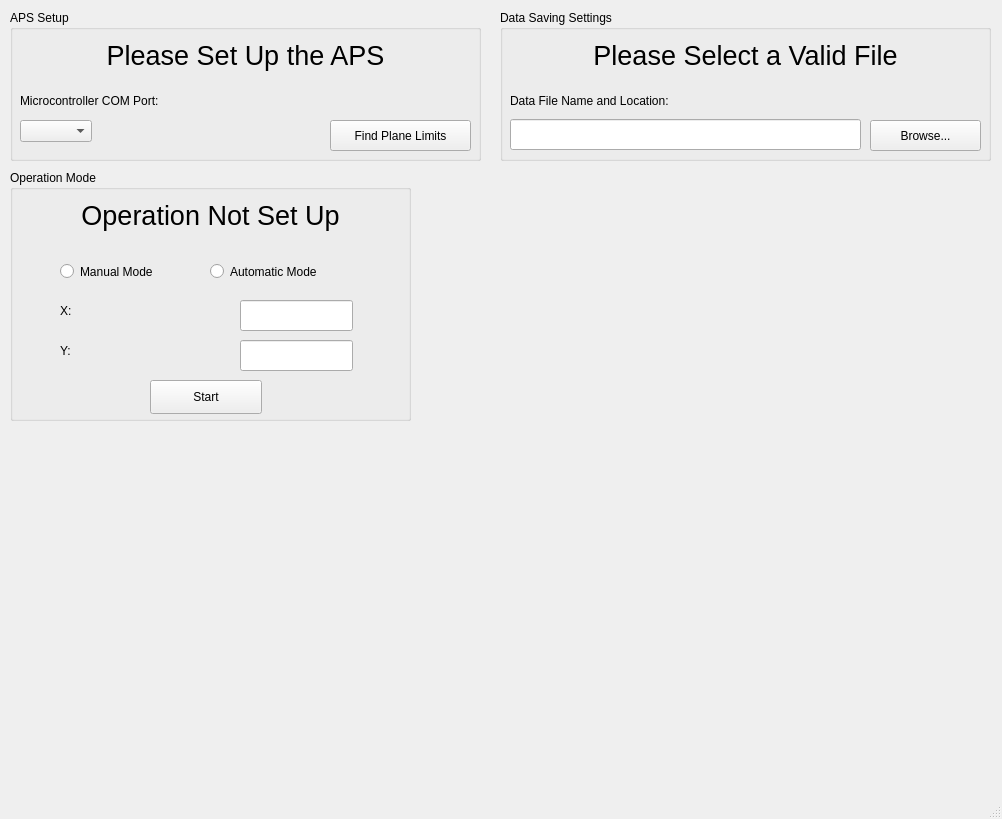
Before: the Qt Designer form APS.ui in TeamAPS/APS, drawn with Qt 5.
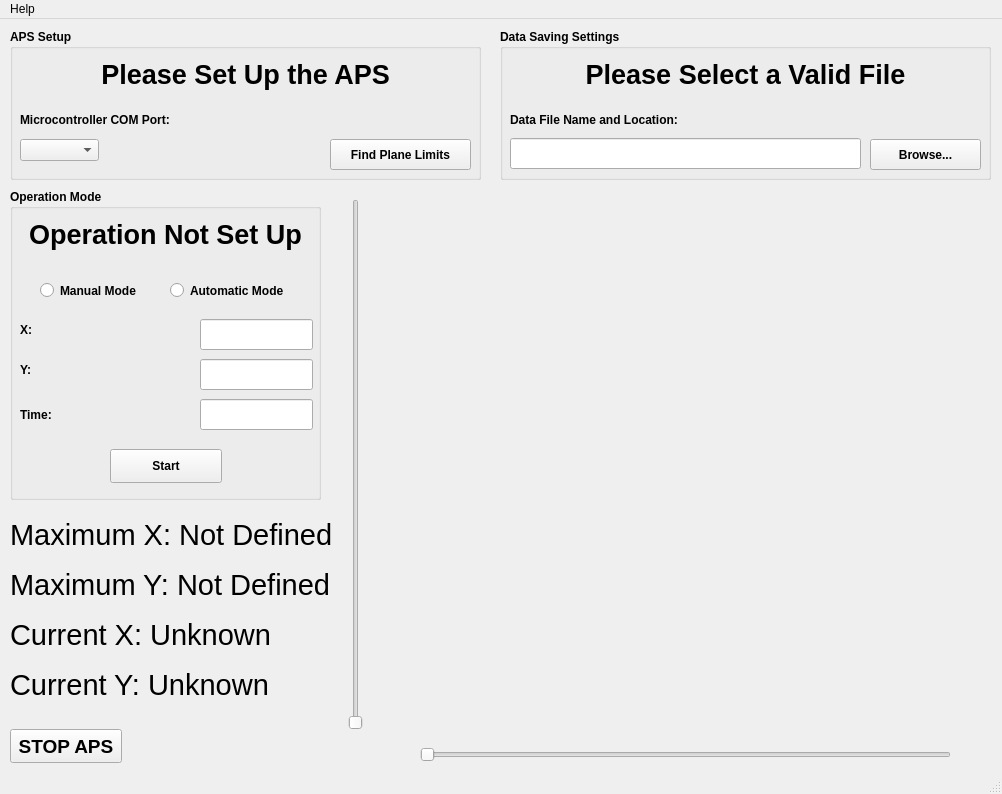
After: the same form once the commit is applied. Icons and pictures are not drawn.

Commit message: Finished up the GUI and coded in the switches

What changed in the file:
```diff
--- a/APS.ui
+++ b/APS.ui
@@ -7,7 +7,7 @@
     <x>0</x>
     <y>0</y>
     <width>1002</width>
-    <height>819</height>
+    <height>794</height>
    </rect>
   </property>
   <property name="windowTitle">
@@ -27,6 +27,12 @@
       <height>151</height>
      </rect>
     </property>
+    <property name="font">
+     <font>
+      <weight>75</weight>
+      <bold>true</bold>
+     </font>
+    </property>
     <property name="title">
      <string>APS Setup</string>
     </property>
@@ -35,8 +41,8 @@
       <rect>
        <x>10</x>
        <y>110</y>
-       <width>92</width>
-       <height>25</height>
+       <width>85</width>
+       <height>20</height>
       </rect>
      </property>
      <property name="minimumSize">
@@ -112,6 +118,12 @@
       <height>151</height>
      </rect>
     </property>
+    <property name="font">
+     <font>
+      <weight>75</weight>
+      <bold>true</bold>
+     </font>
+    </property>
     <property name="title">
      <string>Data Saving Settings</string>
     </property>
@@ -178,19 +190,25 @@
      <rect>
       <x>10</x>
       <y>170</y>
-      <width>401</width>
-      <height>251</height>
+      <width>311</width>
+      <height>311</height>
      </rect>
     </property>
+    <property name="font">
+     <font>
+      <weight>75</weight>
+      <bold>true</bold>
+     </font>
+    </property>
     <property name="title">
      <string>Operation Mode</string>
     </property>
     <widget class="QRadioButton" name="manualModeRadio">
      <property name="geometry">
       <rect>
-       <x>50</x>
+       <x>30</x>
        <y>90</y>
-       <width>131</width>
+       <width>121</width>
        <height>23</height>
       </rect>
      </property>
@@ -201,9 +219,9 @@
     <widget class="QRadioButton" name="autoModeRadio">
      <property name="geometry">
       <rect>
-       <x>200</x>
+       <x>160</x>
        <y>90</y>
-       <width>151</width>
+       <width>131</width>
        <height>23</height>
       </rect>
      </property>
@@ -216,7 +234,7 @@
       <rect>
        <x>10</x>
        <y>20</y>
-       <width>381</width>
+       <width>291</width>
        <height>51</height>
       </rect>
      </property>
@@ -235,7 +253,7 @@
     <widget class="QLabel" name="xOperationLabel">
      <property name="geometry">
       <rect>
-       <x>50</x>
+       <x>10</x>
        <y>130</y>
        <width>171</width>
        <height>21</height>
@@ -248,7 +266,7 @@
     <widget class="QLabel" name="yOperationLabel">
      <property name="geometry">
       <rect>
-       <x>50</x>
+       <x>10</x>
        <y>170</y>
        <width>171</width>
        <height>21</height>
@@ -261,7 +279,7 @@
     <widget class="QLineEdit" name="xOperationChoice">
      <property name="geometry">
       <rect>
-       <x>230</x>
+       <x>190</x>
        <y>130</y>
        <width>113</width>
        <height>31</height>
@@ -271,7 +289,7 @@
     <widget class="QLineEdit" name="yOperationChoice">
      <property name="geometry">
       <rect>
-       <x>230</x>
+       <x>190</x>
        <y>170</y>
        <width>113</width>
        <height>31</height>
@@ -281,8 +299,8 @@
     <widget class="QPushButton" name="operationStart">
      <property name="geometry">
       <rect>
-       <x>140</x>
-       <y>210</y>
+       <x>100</x>
+       <y>260</y>
        <width>112</width>
        <height>34</height>
       </rect>
@@ -291,6 +309,161 @@
       <string>Start</string>
      </property>
     </widget>
+    <widget class="QLineEdit" name="operationTimeChoice">
+     <property name="geometry">
+      <rect>
+       <x>190</x>
+       <y>210</y>
+       <width>113</width>
+       <height>31</height>
+      </rect>
+     </property>
+    </widget>
+    <widget class="QLabel" name="operationTimeLabel">
+     <property name="geometry">
+      <rect>
+       <x>10</x>
+       <y>210</y>
+       <width>171</width>
+       <height>31</height>
+      </rect>
+     </property>
+     <property name="text">
+      <string>Time:</string>
+     </property>
+    </widget>
+   </widget>
+   <widget class="QLabel" name="maximumXlabel">
+    <property name="geometry">
+     <rect>
+      <x>10</x>
+      <y>500</y>
+      <width>331</width>
+      <height>31</height>
+     </rect>
+    </property>
+    <property name="font">
+     <font>
+      <pointsize>22</pointsize>
+     </font>
+    </property>
+    <property name="text">
+     <string>Maximum X: Not Defined</string>
+    </property>
+   </widget>
+   <widget class="QLabel" name="maximumYlabel">
+    <property name="geometry">
+     <rect>
+      <x>10</x>
+      <y>550</y>
+      <width>331</width>
+      <height>31</height>
+     </rect>
+    </property>
+    <property name="font">
+     <font>
+      <pointsize>22</pointsize>
+     </font>
+    </property>
+    <property name="text">
+     <string>Maximum Y: Not Defined</string>
+    </property>
+   </widget>
+   <widget class="QLabel" name="currentXlabel">
+    <property name="geometry">
+     <rect>
+      <x>10</x>
+      <y>600</y>
+      <width>331</width>
+      <height>31</height>
+     </rect>
+    </property>
+    <property name="font">
+     <font>
+      <pointsize>22</pointsize>
+     </font>
+    </property>
+    <property name="text">
+     <string>Current X: Unknown</string>
+    </property>
+   </widget>
+   <widget class="QLabel" name="currentYlabel">
+    <property name="geometry">
+     <rect>
+      <x>10</x>
+      <y>650</y>
+      <width>331</width>
+      <height>31</height>
+     </rect>
+    </property>
+    <property name="font">
+     <font>
+      <pointsize>22</pointsize>
+     </font>
+    </property>
+    <property name="text">
+     <string>Current Y: Unknown</string>
+    </property>
+   </widget>
+   <widget class="QLabel" name="APSlabeledPicture">
+    <property name="geometry">
+     <rect>
+      <x>380</x>
+      <y>170</y>
+      <width>611</width>
+      <height>551</height>
+     </rect>
+    </property>
+    <property name="text">
+     <string>&lt;html&gt;&lt;head/&gt;&lt;body&gt;&lt;p&gt;&lt;img src=&quot;APS_labeled_resized.png&quot;/&gt;&lt;/p&gt;&lt;/body&gt;&lt;/html&gt;</string>
+    </property>
+   </widget>
+   <widget class="QSlider" name="ySlider">
+    <property name="geometry">
+     <rect>
+      <x>340</x>
+      <y>180</y>
+      <width>31</width>
+      <height>531</height>
+     </rect>
+    </property>
+    <property name="orientation">
+     <enum>Qt::Vertical</enum>
+    </property>
+   </widget>
+   <widget class="QSlider" name="xSlider">
+    <property name="geometry">
+     <rect>
+      <x>420</x>
+      <y>720</y>
+      <width>531</width>
+      <height>31</height>
+     </rect>
+    </property>
+    <property name="orientation">
+     <enum>Qt::Horizontal</enum>
+    </property>
+   </widget>
+   <widget class="QPushButton" name="emergencyStopButton">
+    <property name="geometry">
+     <rect>
+      <x>10</x>
+      <y>710</y>
+      <width>112</width>
+      <height>34</height>
+     </rect>
+    </property>
+    <property name="font">
+     <font>
+      <pointsize>14</pointsize>
+      <weight>75</weight>
+      <italic>false</italic>
+      <bold>true</bold>
+     </font>
+    </property>
+    <property name="text">
+     <string>STOP APS</string>
+    </property>
    </widget>
   </widget>
   <widget class="QMenuBar" name="menubar">
@@ -299,9 +472,17 @@
      <x>0</x>
      <y>0</y>
      <width>1002</width>
-     <height>31</height>
+     <height>21</height>
     </rect>
    </property>
+   <widget class="QMenu" name="menuHelp">
+    <property name="title">
+     <string>Help</string>
+    </property>
+    <addaction name="userManualOption"/>
+    <addaction name="aboutOption"/>
+   </widget>
+   <addaction name="menuHelp"/>
   </widget>
   <widget class="QStatusBar" name="statusbar"/>
  </widget>
```
Left out of the diff: 10 changed lines with no effect on the pictures. The commit also changes 6 other files.
